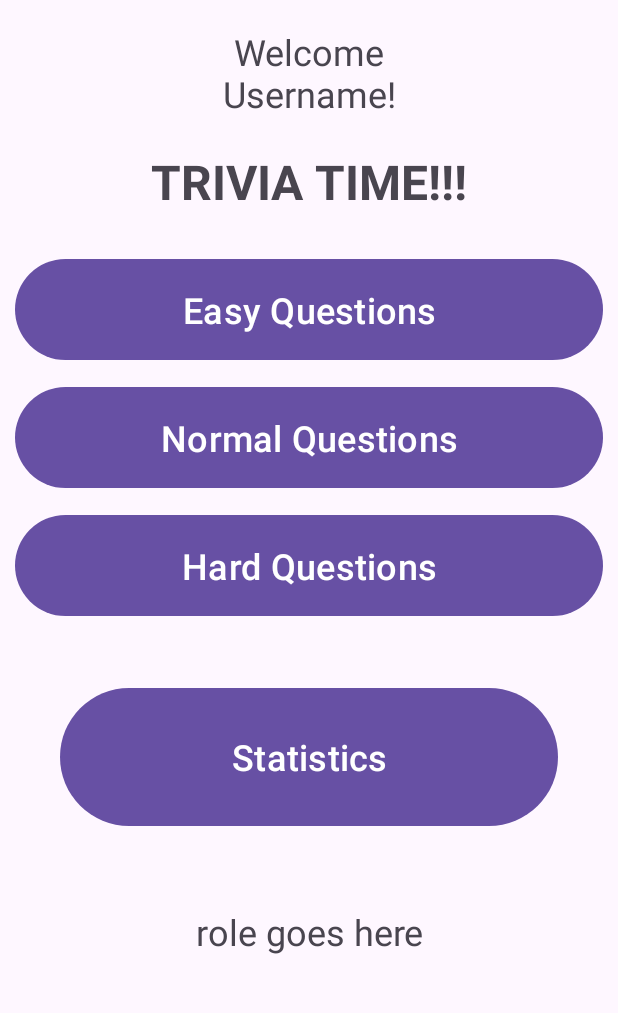
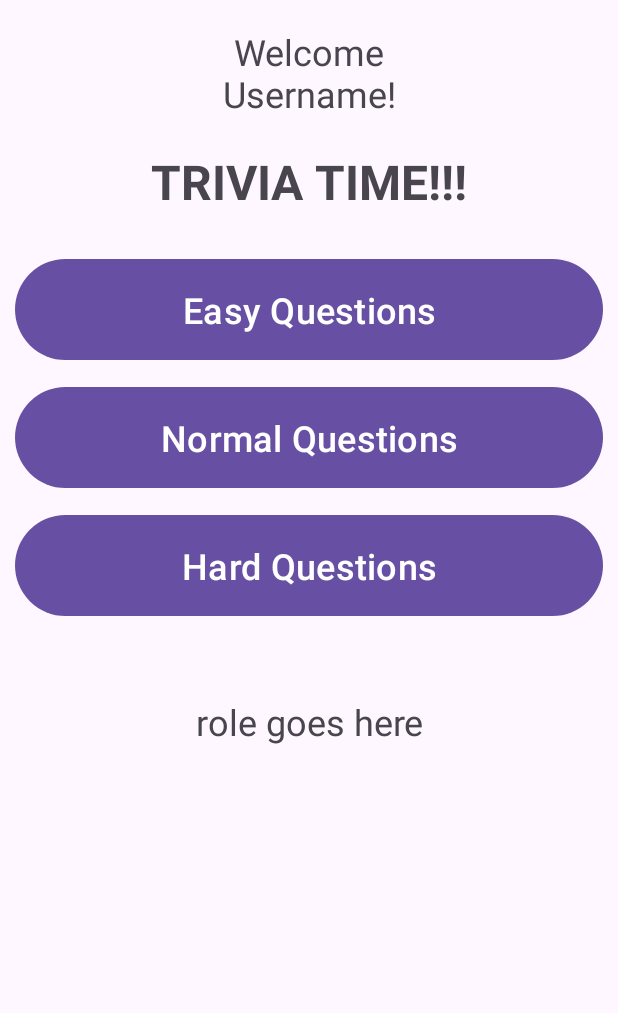
Before and after one commit to jbanducci321/CST338-Project-2-Group-2, an Android app: the MainActivity screen opened directly, with no data from a screen before it, on a phone screen of 412 x 824 dp, the part 115-1128 px from its top. Run offline under Robolectric (Android 15) with nearby library versions, the phone set to English and light mode, and no system bars; our stand-ins replace Room's generated code; 1 statement that could not run was skipped.

```diff
--- a/app/src/main/res/layout/activity_main.xml
+++ b/app/src/main/res/layout/activity_main.xml
@@ -24,7 +24,7 @@
         android:gravity="center"
         android:text="role goes here"
         android:textSize="24sp"
-        app:layout_constraintTop_toBottomOf="@id/statisticsButton"
+        app:layout_constraintTop_toBottomOf="@id/hardQuestionsButton"
         app:layout_constraintEnd_toEndOf="parent"
         app:layout_constraintStart_toStartOf="parent"
         android:layout_marginTop="50dp"/>
@@ -58,6 +58,7 @@
         android:id="@+id/easyQuestionsButton"
         android:layout_width="match_parent"
         android:layout_margin="10dp"
+        android:layout_marginTop="100dp"
         android:layout_height="75dp"
         android:text="Easy Questions"
         android:textSize="24sp"
@@ -87,16 +88,6 @@
         app:layout_constraintStart_toStartOf="parent"
         app:layout_constraintTop_toBottomOf="@+id/normalQuestionsButton" />
 
-    <Button
-        android:id="@+id/statisticsButton"
-        android:layout_width="match_parent"
-        android:layout_margin="40dp"
-        android:layout_height="100dp"
-        android:text="Statistics"
-        android:textSize="24sp"
-        app:layout_constraintEnd_toEndOf="parent"
-        app:layout_constraintStart_toStartOf="parent"
-        app:layout_constraintTop_toBottomOf="@+id/hardQuestionsButton" />
 
 
 
--- a/app/src/main/res/layout/statistics_recycler_layout.xml
+++ b/app/src/main/res/layout/statistics_recycler_layout.xml
@@ -10,6 +10,6 @@
         android:layout_height="wrap_content"
         android:layout_marginStart="20dp"
         android:layout_marginTop="10dp"
-        android:textSize="20dp" />
+        android:textSize="20sp" />
 
 </LinearLayout>
```
Also changed, not shown: app/src/main/java/com/example/TriviaBattler/MainActivity.java (+0 -7 lines), app/src/main/res/layout/activity_admin_stats.xml (+5 -3 lines).
